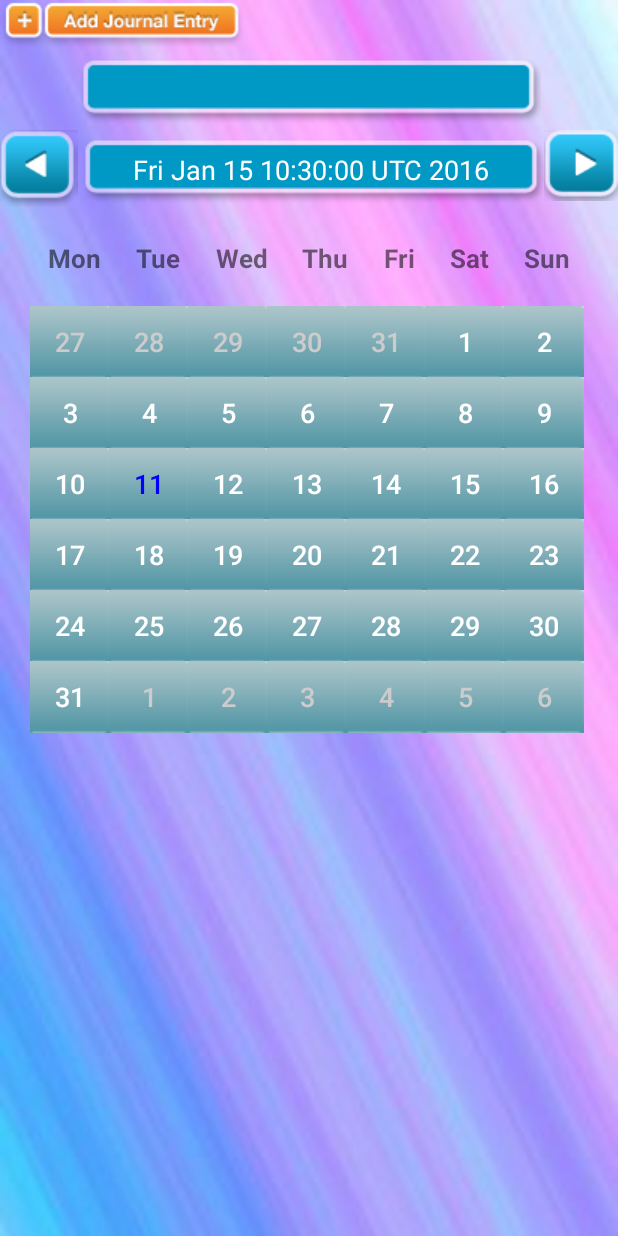
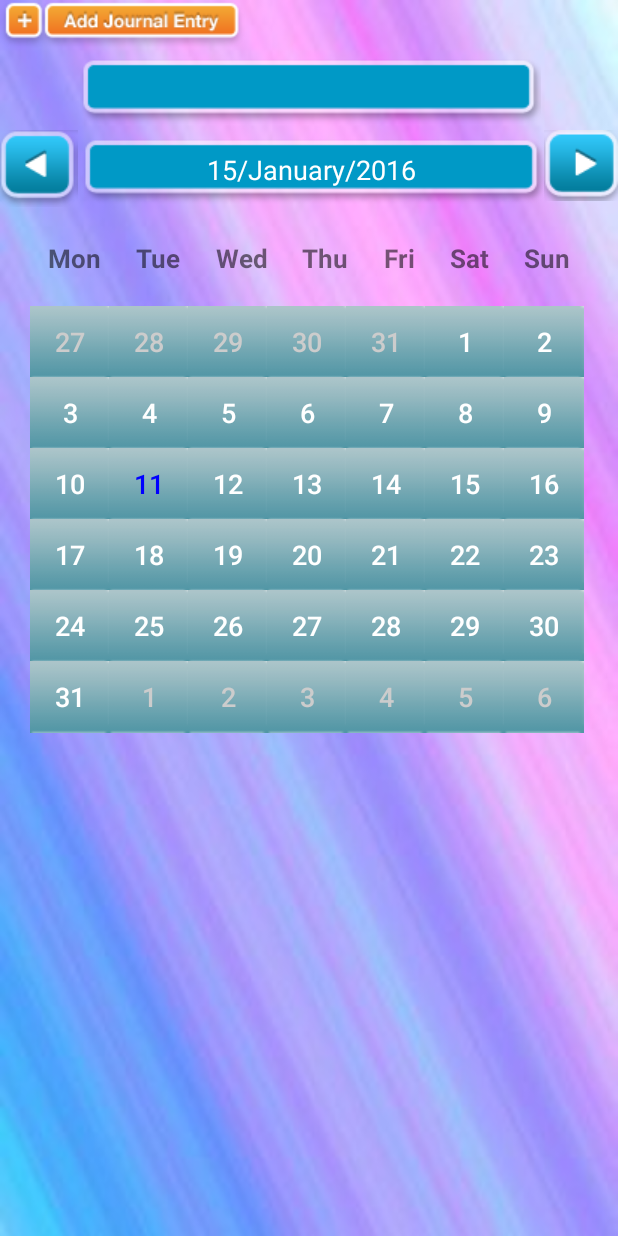
Before and after one commit to masterUNG/Solenda, an Android app: the screen it shows after launch (MainActivity), on a phone screen of 412 x 824 dp. Run offline under Robolectric (Android 15) with nearby library versions, the phone set to English and light mode, and no system bars.

Commit message:
Change Date Format

```diff
--- a/app/src/main/java/rtc/amornrat/sirinrat/solendar/MainActivity.java
+++ b/app/src/main/java/rtc/amornrat/sirinrat/solendar/MainActivity.java
@@ -20,8 +20,11 @@ import android.widget.GridView;
 import android.widget.ImageView;
 import android.widget.Toast;
 
+import java.text.DateFormat;
+import java.text.SimpleDateFormat;
 import java.util.ArrayList;
 import java.util.Calendar;
+import java.util.Date;
 import java.util.GregorianCalendar;
 import java.util.List;
 import java.util.Locale;
@@ -77,7 +80,13 @@ public class MainActivity extends Activity implements OnClickListener {
         prevMonth.setOnClickListener(this);
 
         currentMonth = (Button) this.findViewById(R.id.currentMonth);
-        currentMonth.setText(_calendar.getTime().toString());
+
+        //Find Current Date
+        DateFormat myDateFormat = new SimpleDateFormat("dd/MMMM/yyyy");
+        Date currentDate = new Date();
+        String strCurrentDate = myDateFormat.format(currentDate);
+
+        currentMonth.setText(strCurrentDate);
 
         nextMonth = (ImageView) this.findViewById(R.id.nextMonth);
         nextMonth.setOnClickListener(this);
```
